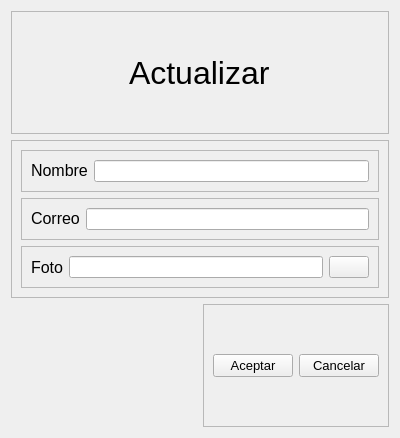
First picture: the form in ui_files/actualizar.ui, repository emanueljulio420/ProyectoDetector, before the edit.
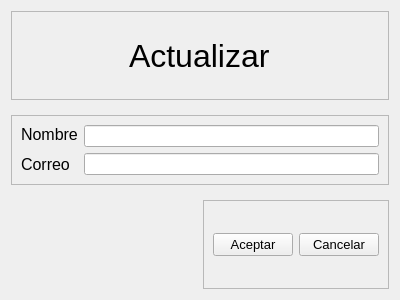
Second picture: the form after the edit. Icons and pictures are not drawn.

The edit to the form file:
```diff
--- a/ui_files/actualizar.ui
+++ b/ui_files/actualizar.ui
@@ -7,7 +7,7 @@
     <x>0</x>
     <y>0</y>
     <width>400</width>
-    <height>438</height>
+    <height>300</height>
    </rect>
   </property>
   <property name="windowTitle">
@@ -39,7 +39,7 @@
      </layout>
     </widget>
    </item>
-   <item>
+   <item alignment="Qt::AlignVCenter">
     <widget class="QFrame" name="frame_2">
      <property name="sizePolicy">
       <sizepolicy hsizetype="Preferred" vsizetype="Minimum">
@@ -53,17 +53,8 @@
      <property name="frameShadow">
       <enum>QFrame::Raised</enum>
      </property>
-     <layout class="QVBoxLayout" name="verticalLayout_2">
-      <item>
-       <widget class="QFrame" name="frame_5">
-        <property name="frameShape">
-         <enum>QFrame::StyledPanel</enum>
-        </property>
-        <property name="frameShadow">
-         <enum>QFrame::Raised</enum>
-        </property>
-        <layout class="QHBoxLayout" name="horizontalLayout_4">
-         <item>
+     <layout class="QFormLayout" name="formLayout">
+      <item row="0" column="0">
           <widget class="QLabel" name="label_2">
            <property name="sizePolicy">
             <sizepolicy hsizetype="Fixed" vsizetype="Fixed">
@@ -81,29 +72,11 @@
            </property>
           </widget>
          </item>
-         <item>
+      <item row="0" column="1">
           <widget class="QLineEdit" name="nombreEdit"/>
          </item>
-        </layout>
-       </widget>
-      </item>
-      <item>
-       <widget class="QFrame" name="frame_4">
-        <property name="frameShape">
-         <enum>QFrame::StyledPanel</enum>
-        </property>
-        <property name="frameShadow">
-         <enum>QFrame::Raised</enum>
-        </property>
-        <layout class="QHBoxLayout" name="horizontalLayout_3">
-         <item>
+      <item row="1" column="0">
           <widget class="QLabel" name="label">
-           <property name="sizePolicy">
-            <sizepolicy hsizetype="Fixed" vsizetype="Fixed">
-             <horstretch>0</horstretch>
-             <verstretch>0</verstretch>
-            </sizepolicy>
-           </property>
            <property name="font">
             <font>
              <pointsize>12</pointsize>
@@ -114,56 +87,8 @@
            </property>
           </widget>
          </item>
-         <item>
+      <item row="1" column="1">
           <widget class="QLineEdit" name="correoEdit"/>
-         </item>
-        </layout>
-       </widget>
-      </item>
-      <item>
-       <widget class="QFrame" name="frame_6">
-        <property name="frameShape">
-         <enum>QFrame::StyledPanel</enum>
-        </property>
-        <property name="frameShadow">
-         <enum>QFrame::Raised</enum>
-        </property>
-        <layout class="QHBoxLayout" name="horizontalLayout_5">
-         <item>
-          <widget class="QLabel" name="label_4">
-           <property name="font">
-            <font>
-             <family>SansSerif</family>
-             <pointsize>12</pointsize>
-            </font>
-           </property>
-           <property name="text">
-            <string>Foto</string>
-           </property>
-          </widget>
-         </item>
-         <item>
-          <widget class="QLineEdit" name="pathEdit"/>
-         </item>
-         <item>
-          <widget class="QPushButton" name="fotoButton">
-           <property name="text">
-            <string/>
-           </property>
-           <property name="icon">
-            <iconset>
-             <normaloff>../imagenes/add-image.png</normaloff>../imagenes/add-image.png</iconset>
-           </property>
-           <property name="iconSize">
-            <size>
-             <width>60</width>
-             <height>60</height>
-            </size>
-           </property>
-          </widget>
-         </item>
-        </layout>
-       </widget>
       </item>
      </layout>
     </widget>
```
Left out of the diff: 2 changed lines with no effect on the pictures. Lines whose indentation alone changed are shown as unchanged.
